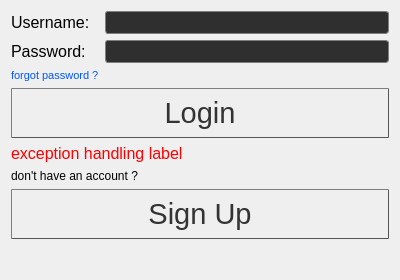
Before: the Qt Designer form LoginPage.ui in Arian-SK/Personal-Accounting-App, drawn with Qt 5.
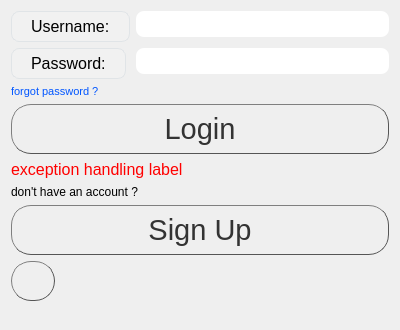
After: the same form once the commit is applied.

Commit message: Database with excel and pandas + prettier UI

```diff
--- a/LoginPage.ui
+++ b/LoginPage.ui
@@ -7,13 +7,13 @@
     <x>0</x>
     <y>0</y>
     <width>400</width>
-    <height>280</height>
+    <height>330</height>
    </rect>
   </property>
   <property name="minimumSize">
    <size>
     <width>400</width>
-    <height>280</height>
+    <height>330</height>
    </size>
   </property>
   <property name="maximumSize">
@@ -33,6 +33,15 @@
        <pointsize>12</pointsize>
       </font>
      </property>
+     <property name="styleSheet">
+      <string notr="true">QLabel {
+  background-color:rgba( 255, 255, 255, 10% );
+  border-radius: 8px;
+  padding: 5px 15px;
+  border: 1px solid #e0e4e7;
+}
+</string>
+     </property>
      <property name="text">
       <string>Username:</string>
      </property>
@@ -41,13 +50,19 @@
    <item row="1" column="1">
     <widget class="QLineEdit" name="lineUsername">
      <property name="styleSheet">
-      <string notr="true">QLineEdit{ background-color:rgb(47, 47, 47);
-border: 1px solid gray;
-border-radius: 3px;
-padding: 0 8px;
-selection-background-color: darkgray;
-font-size: 16px;}
-QLineEdit:focus { background-color:rgb(47, 47, 47);}</string>
+      <string notr="true">QLineEdit {
+  border-radius: 8px;
+  padding: 5px 15px;
+}
+
+QLineEdit:hover {
+  border: 1px solid #e0e4e7;
+
+}
+
+QLineEdit::focus{
+  border: 1px solid #e0e4e7;
+}</string>
      </property>
      <property name="inputMask">
       <string/>
@@ -64,6 +79,15 @@
        <pointsize>12</pointsize>
       </font>
      </property>
+     <property name="styleSheet">
+      <string notr="true">QLabel {
+  background-color:rgba( 255, 255, 255, 10% );
+  border-radius: 8px;
+  padding: 5px 15px;
+  border: 1px solid #e0e4e7;
+}
+</string>
+     </property>
      <property name="text">
       <string>Password:</string>
      </property>
@@ -72,13 +96,19 @@
    <item row="2" column="1">
     <widget class="QLineEdit" name="linePassword">
      <property name="styleSheet">
-      <string notr="true">QLineEdit{ background-color:rgb(47, 47, 47);
-border: 1px solid gray;
-border-radius: 3px;
-padding: 0 8px;
-selection-background-color: darkgray;
-font-size: 16px;}
-QLineEdit:focus { background-color:rgb(47, 47, 47);}</string>
+      <string notr="true">QLineEdit {
+  border-radius: 8px;
+  padding: 5px 15px;
+}
+
+QLineEdit:hover {
+  border: 1px solid #e0e4e7;
+
+}
+
+QLineEdit::focus{
+  border: 1px solid #e0e4e7;
+}</string>
      </property>
      <property name="text">
       <string/>
@@ -126,11 +156,11 @@
       <string notr="true">QPushButton {
 color: #333;
 border: 1px solid #555;
-border-radius: 1px;
+border-radius: 20px;
 border-style: outset;
 background: qradialgradient(
 cx: 0.3, cy: -0.4, fx: 0.3, fy: -0.4,
-radius: 1.35, stop: 0 #fff, stop: 1 #888
+radius: 1, stop: 0 #fff, stop: 1 #888
 );
 padding: 5px;
 }
@@ -190,11 +220,11 @@
       <string notr="true">QPushButton {
 color: #333;
 border: 1px solid #555;
-border-radius: 1px;
+border-radius: 20px;
 border-style: outset;
 background: qradialgradient(
 cx: 0.3, cy: -0.4, fx: 0.3, fy: -0.4,
-radius: 1.35, stop: 0 #fff, stop: 1 #888
+radius: 1, stop: 0 #fff, stop: 1 #888
 );
 padding: 5px;
 }
@@ -212,6 +242,39 @@
      </property>
     </widget>
    </item>
+   <item row="9" column="0">
+    <widget class="QPushButton" name="buttonMute">
+     <property name="minimumSize">
+      <size>
+       <width>40</width>
+       <height>40</height>
+      </size>
+     </property>
+     <property name="styleSheet">
+      <string notr="true">QPushButton {
+color: #333;
+border: 1px solid #555;
+border-radius: 20px;
+border-style: outset;
+background: qradialgradient(
+cx: 0.3, cy: -0.4, fx: 0.3, fy: -0.4,
+radius: 1, stop: 0 #fff, stop: 1 #888
+);
+padding: 5px;
+}
+
+QPushButton:hover {
+background: qradialgradient(
+cx: 0.3, cy: -0.4, fx: 0.3, fy: -0.4,
+radius: 1.35, stop: 0 #fff, stop: 1 #bbb
+);
+}</string>
+     </property>
+     <property name="text">
+      <string/>
+     </property>
+    </widget>
+   </item>
   </layout>
  </widget>
  <resources/>
```
Left out of the diff: 2 changed lines with no effect on the pictures. The commit also changes 5 other files.
